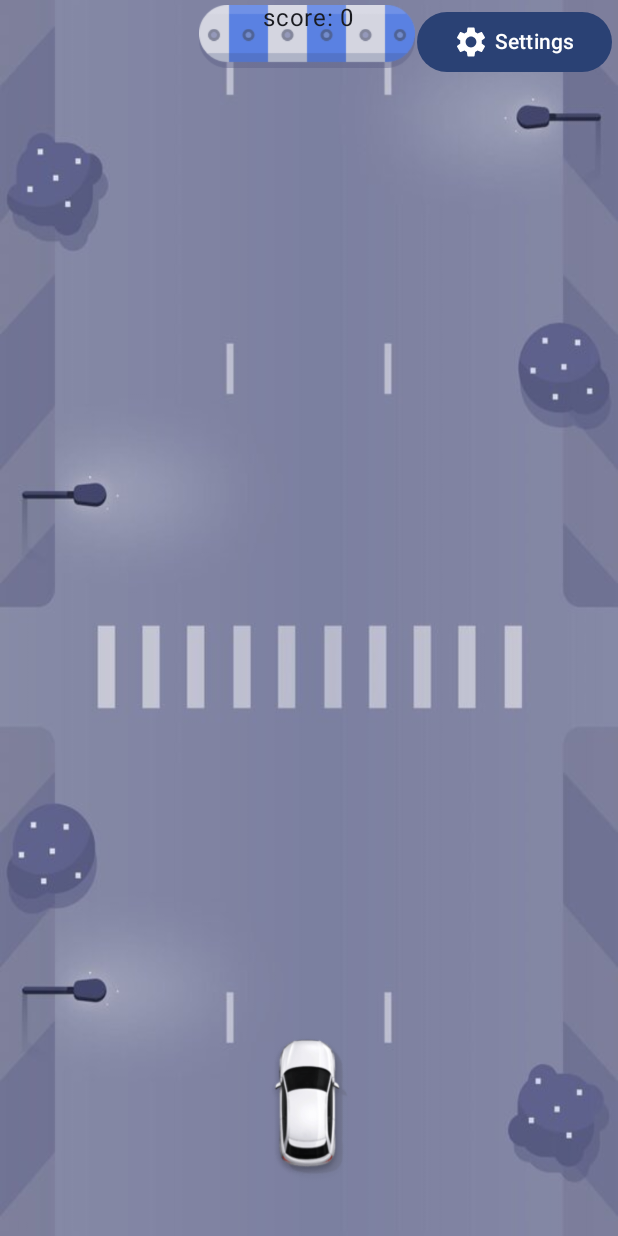
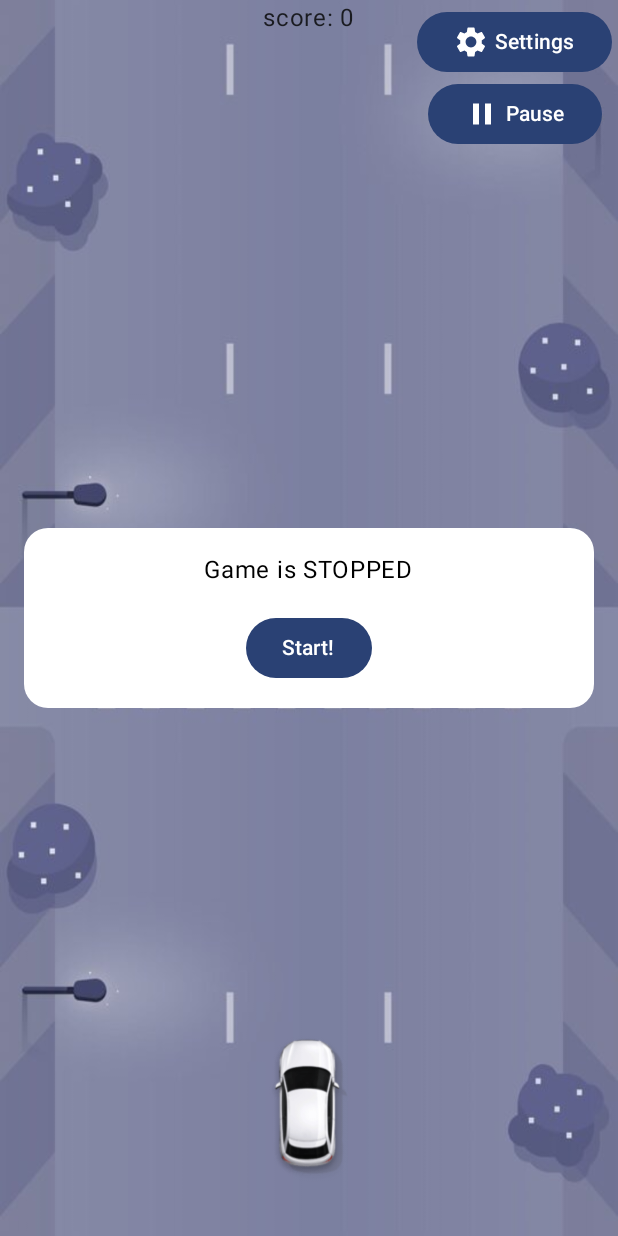
Before and after one commit to behnawwm/RacingCar-compose, an Android app built with Jetpack Compose: the composable RacingCar shown on its own in the app's theme, on a phone screen of 412 x 824 dp. Run offline under Robolectric (Android 15) with nearby library versions, the phone set to English and light mode, and no system bars; our stand-ins replace Dagger/Hilt's generated code; 3 statements that could not run were skipped.

Commit message:
add game states

```diff
--- a/app/build.gradle.kts
+++ b/app/build.gradle.kts
@@ -67,6 +67,7 @@ dependencies {
     implementation("androidx.compose.animation:animation-core")
     implementation("androidx.compose.material3:material3")
     implementation("androidx.compose.runtime:runtime-livedata")
+    implementation("androidx.compose.material:material-icons-extended")
 
     implementation("com.google.accompanist:accompanist-navigation-material:0.31.5-beta")
 
--- a/app/src/main/java/com/example/racingcar/ui/Navigation.kt
+++ b/app/src/main/java/com/example/racingcar/ui/Navigation.kt
@@ -3,9 +3,11 @@ package com.example.racingcar.ui
 import androidx.compose.foundation.layout.fillMaxSize
 import androidx.compose.foundation.shape.RoundedCornerShape
 import androidx.compose.runtime.Composable
+import androidx.compose.runtime.LaunchedEffect
 import androidx.compose.runtime.collectAsState
 import androidx.compose.runtime.getValue
 import androidx.compose.ui.Modifier
+import androidx.compose.ui.platform.LocalContext
 import androidx.compose.ui.unit.dp
 import androidx.hilt.navigation.compose.hiltViewModel
 import androidx.navigation.NavGraphBuilder
@@ -16,6 +18,7 @@ import androidx.navigation.compose.rememberNavController
 import com.example.racingcar.ui.game.RacingCar
 import com.example.racingcar.ui.settings.settings
 import com.example.racingcar.ui.viewmodel.MainViewModel
+import com.example.racingcar.utils.vibrateError
 import com.google.accompanist.navigation.material.ExperimentalMaterialNavigationApi
 import com.google.accompanist.navigation.material.ModalBottomSheetLayout
 import com.google.accompanist.navigation.material.bottomSheet
@@ -58,6 +61,14 @@ private fun NavGraphBuilder.settingsScreen() {
 private fun NavGraphBuilder.gameScreen(navController: NavHostController) {
     composable(Destinations.Game.route) {
         val viewModel = hiltViewModel<MainViewModel>()
+
+        val context = LocalContext.current
+        LaunchedEffect(context) {
+            viewModel.vibrateSharedFlow.collect {
+                context.vibrateError()
+            }
+        }
+
         RacingCar(
             viewModel = viewModel,
             isDevMode = true,
--- a/app/src/main/java/com/example/racingcar/ui/game/RacingCar.kt
+++ b/app/src/main/java/com/example/racingcar/ui/game/RacingCar.kt
@@ -1,5 +1,6 @@
 package com.example.racingcar.ui.game
 
+import androidx.compose.animation.AnimatedVisibility
 import androidx.compose.animation.core.LinearEasing
 import androidx.compose.animation.core.animateFloat
 import androidx.compose.animation.core.animateFloatAsState
@@ -8,35 +9,41 @@ import androidx.compose.animation.core.rememberInfiniteTransition
 import androidx.compose.animation.core.spring
 import androidx.compose.animation.core.tween
 import androidx.compose.foundation.Canvas
+import androidx.compose.foundation.background
 import androidx.compose.foundation.gestures.detectDragGestures
 import androidx.compose.foundation.layout.Box
 import androidx.compose.foundation.layout.BoxWithConstraints
 import androidx.compose.foundation.layout.Column
 import androidx.compose.foundation.layout.Spacer
 import androidx.compose.foundation.layout.fillMaxSize
+import androidx.compose.foundation.layout.fillMaxWidth
+import androidx.compose.foundation.layout.height
 import androidx.compose.foundation.layout.padding
 import androidx.compose.foundation.layout.width
+import androidx.compose.foundation.shape.RoundedCornerShape
 import androidx.compose.material.icons.Icons
+import androidx.compose.material.icons.filled.Pause
 import androidx.compose.material.icons.filled.Settings
 import androidx.compose.material3.Button
 import androidx.compose.material3.Icon
 import androidx.compose.material3.Text
 import androidx.compose.runtime.Composable
-import androidx.compose.runtime.LaunchedEffect
 import androidx.compose.runtime.collectAsState
 import androidx.compose.runtime.derivedStateOf
 import androidx.compose.runtime.getValue
 import androidx.compose.runtime.mutableFloatStateOf
 import androidx.compose.runtime.mutableIntStateOf
+import androidx.compose.runtime.mutableStateOf
 import androidx.compose.runtime.remember
 import androidx.compose.runtime.setValue
 import androidx.compose.ui.Alignment
 import androidx.compose.ui.Modifier
+import androidx.compose.ui.draw.clip
 import androidx.compose.ui.geometry.Rect
+import androidx.compose.ui.graphics.Color
 import androidx.compose.ui.graphics.ImageBitmap
 import androidx.compose.ui.graphics.vector.rememberVectorPainter
 import androidx.compose.ui.input.pointer.pointerInput
-import androidx.compose.ui.platform.LocalContext
 import androidx.compose.ui.res.imageResource
 import androidx.compose.ui.unit.dp
 import com.example.racingcar.R
@@ -46,12 +53,12 @@ import com.example.racingcar.models.SwipeDirection
 import com.example.racingcar.ui.game.state.BackgroundState
 import com.example.racingcar.ui.game.state.BlockersState
 import com.example.racingcar.ui.game.state.CarState
+import com.example.racingcar.ui.game.state.GameState
 import com.example.racingcar.ui.viewmodel.MainViewModel
 import com.example.racingcar.utils.Constants
 import com.example.racingcar.utils.Constants.CAR_MOVEMENT_SPRING_ANIMATION_STIFFNESS
 import com.example.racingcar.utils.Constants.SWIPE_MIN_OFFSET_FROM_MAX_WIDTH
 import com.example.racingcar.utils.Constants.TICKER_ANIMATION_DURATION
-import com.example.racingcar.utils.vibrateError
 import kotlin.math.abs
 
 @Composable
@@ -61,12 +68,6 @@ fun RacingCar(
     onSettingsClick: () -> Unit,
     modifier: Modifier = Modifier,
 ) {
-    val context = LocalContext.current
-    LaunchedEffect(key1 = Unit) {
-        viewModel.vibrateSharedFlow.collect {
-            context.vibrateError()
-        }
-    }
     // resources
     val backgroundImageBitmap = ImageBitmap.imageResource(id = R.drawable.bg_road_night)
     val carImageBitmap = ImageBitmap.imageResource(id = R.drawable.ic_car)
@@ -75,6 +76,9 @@ fun RacingCar(
     // states
     val gameScore by viewModel.gameScore.collectAsState()
     val highscore by viewModel.highscore.collectAsState()
+    var gameState by remember {
+        mutableStateOf(GameState())
+    }
 
     val backgroundSpeed by remember {
         derivedStateOf {
@@ -84,7 +88,10 @@ fun RacingCar(
     val backgroundState =
         BackgroundState(
             image = backgroundImageBitmap,
-            onGameScoreIncrease = viewModel::increaseGameScore
+            onGameScoreIncrease = {
+                if (gameState.isRunning())
+                    viewModel.increaseGameScore()
+            }
         )
     val carState = CarState(image = carImageBitmap)
 
@@ -122,8 +129,6 @@ fun RacingCar(
             animationSpec = spring(stiffness = CAR_MOVEMENT_SPRING_ANIMATION_STIFFNESS)
         )
 
-
-
         Box(
             modifier = Modifier
                 .fillMaxSize()
@@ -141,6 +146,7 @@ fun RacingCar(
                                         (swipeOffsetX > 0 && abs(swipeOffsetX) > minSwipeOffset) -> SwipeDirection.Right
                                         else -> null
                                     }?.let { direction ->
+                                        if (gameState.isRunning())
                                             carState.moveWithGesture(direction)
                                     }
 
@@ -154,17 +160,21 @@ fun RacingCar(
                 )
         ) {
             Canvas(modifier = Modifier.fillMaxSize()) {
+                if (!gameState.isPaused())
                     backgroundState.move(velocity = backgroundSpeed)
                 backgroundState.draw(drawScope = this)
-
-                blockersState.move(velocity = backgroundSpeed)
-                val blockerRects = blockersState.draw(drawScope = this)
 
                 val carRect =
                     carState.draw(drawScope = this, offsetIndex = carOffsetIndex)
 
+                if (!gameState.isStopped()) {
+                    if (!gameState.isPaused())
+                        blockersState.move(velocity = backgroundSpeed)
+                    val blockerRects = blockersState.draw(drawScope = this)
+
                     val hasCollision = checkBlockerAndCarCollision(blockerRects, carRect)
                     viewModel.updateCollision(hasCollision)
+                }
             }
 
             Text(text = "score: $gameScore", modifier = Modifier.align(Alignment.TopCenter))
@@ -177,11 +187,14 @@ fun RacingCar(
                     Text(text = "high score: $highscore")
                 }
             }
+            Column(
+                modifier = Modifier
+                    .align(Alignment.TopEnd)
+                    .padding(4.dp),
+                horizontalAlignment = Alignment.CenterHorizontally
+            ) {
                 Button(
                     onClick = onSettingsClick,
-                modifier = Modifier
-                    .align(Alignment.TopEnd)
-                    .padding(4.dp)
                 ) {
                     Icon(
                         painter = rememberVectorPainter(image = Icons.Filled.Settings),
@@ -189,6 +202,40 @@ fun RacingCar(
                     )
                     Spacer(modifier = Modifier.width(4.dp))
                     Text(text = "Settings")
+                }
+                Button(
+                    onClick = { gameState = GameState(GameState.Status.PAUSED) },
+                    modifier = Modifier
+                ) {
+                    Icon(
+                        painter = rememberVectorPainter(image = Icons.Filled.Pause),
+                        contentDescription = "pause"
+                    )
+                    Spacer(modifier = Modifier.width(4.dp))
+                    Text(text = "Pause")
+                }
+            }
+
+
+            AnimatedVisibility(
+                visible = gameState.isStopped() || gameState.isPaused(),
+                modifier = Modifier
+                    .align(Alignment.Center)
+                    .fillMaxWidth()
+                    .padding(16.dp)
+                    .clip(RoundedCornerShape(16.dp))
+                    .background(Color.White)
+                    .padding(16.dp)
+            ) {
+                Column(horizontalAlignment = Alignment.CenterHorizontally) {
+                    Text("Game is ${gameState.status}", color = Color.Black)
+                    Spacer(modifier = Modifier.height(16.dp))
+                    Button(onClick = {
+                        gameState = GameState(GameState.Status.RUNNING)
+                    }) {
+                        Text(text = "Start!")
+                    }
+                }
             }
 
         }
--- /dev/null
+++ b/app/src/main/java/com/example/racingcar/ui/game/state/GameState.kt
@@ -0,0 +1,13 @@
+package com.example.racingcar.ui.game.state
+
+data class GameState(val status: Status = Status.STOPPED) {
+    enum class Status {
+        RUNNING,
+        PAUSED,
+        STOPPED
+    }
+
+    fun isRunning() = status == Status.RUNNING
+    fun isPaused() = status == Status.PAUSED
+    fun isStopped() = status == Status.STOPPED
+}
```
Lines whose indentation alone changed are shown as unchanged.
